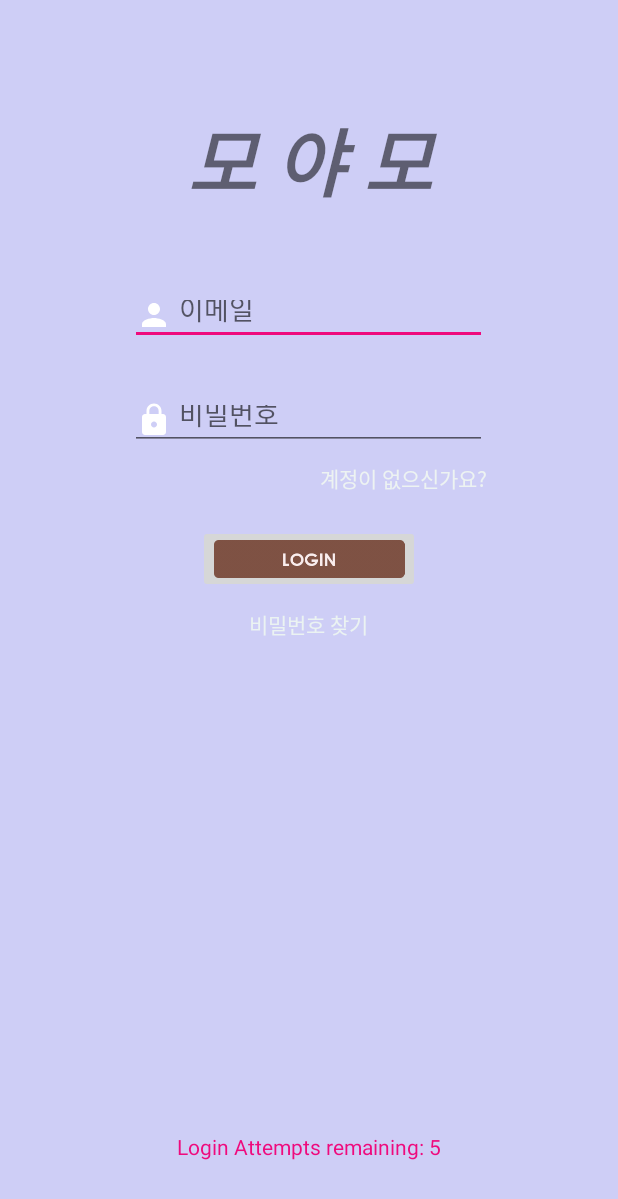
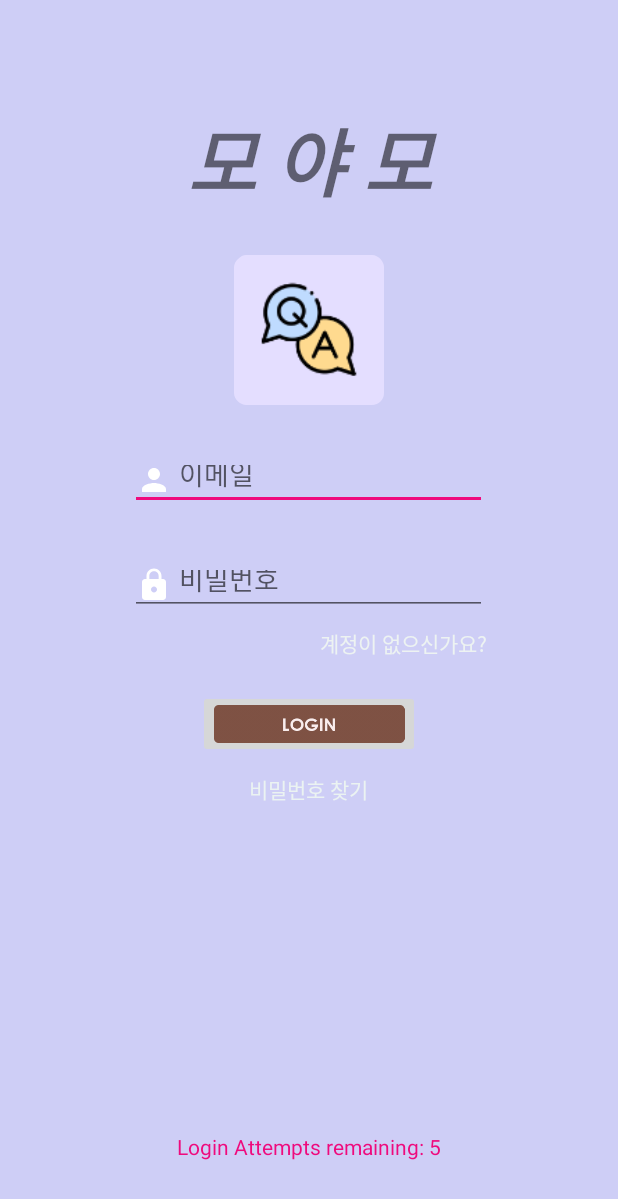
Before and after one commit to KangSeokChan/teamproject, an Android app: the act2 screen opened directly, with no data from a screen before it, on a phone screen of 412 x 824 dp. Shown: the top 1199 px of the screen. Run offline under Robolectric (Android 15) with nearby library versions, the phone set to English and light mode, and no system bars; our stand-ins replace Firebase (no records; nobody signed in at launch, a user with empty details on screens opened directly).

Commit message:
로그인화면

```diff
--- a/app/src/main/res/layout/activity_act2.xml
+++ b/app/src/main/res/layout/activity_act2.xml
@@ -7,6 +7,15 @@
     android:background="@color/colorSignup"
     tools:context=".act2">
 
+    <ImageView
+        android:id="@+id/appimage"
+        android:layout_below="@+id/appname"
+        android:layout_centerHorizontal="true"
+        android:layout_marginTop="30dp"
+        android:layout_width="100dp"
+        android:layout_height="100dp"
+        app:srcCompat="@mipmap/ic_launcher_qnaicon"
+        />
     <TextView
         android:id="@+id/appname"
         android:layout_centerHorizontal="true"
@@ -22,10 +31,10 @@
     <EditText
         android:id="@+id/logemail"
         android:layout_centerHorizontal="true"
-        android:layout_below="@+id/appname"
+        android:layout_below="@+id/appimage"
         android:layout_width="238dp"
         android:layout_height="40dp"
-        android:layout_marginTop="50dp"
+        android:layout_marginTop="30dp"
         android:drawableLeft="@drawable/ic_action_name"
         android:ems="10"
         android:hint="@string/email_enter"
@@ -94,7 +103,7 @@
         android:layout_width="wrap_content"
         android:layout_height="wrap_content"
         android:layout_marginBottom="50dp"
-        android:text="Login Attempts remaining:"
+        android:text="남은 로그인 시도 횟수:"
         android:textColor="@color/colorAccent" />
 
 </RelativeLayout>
```
